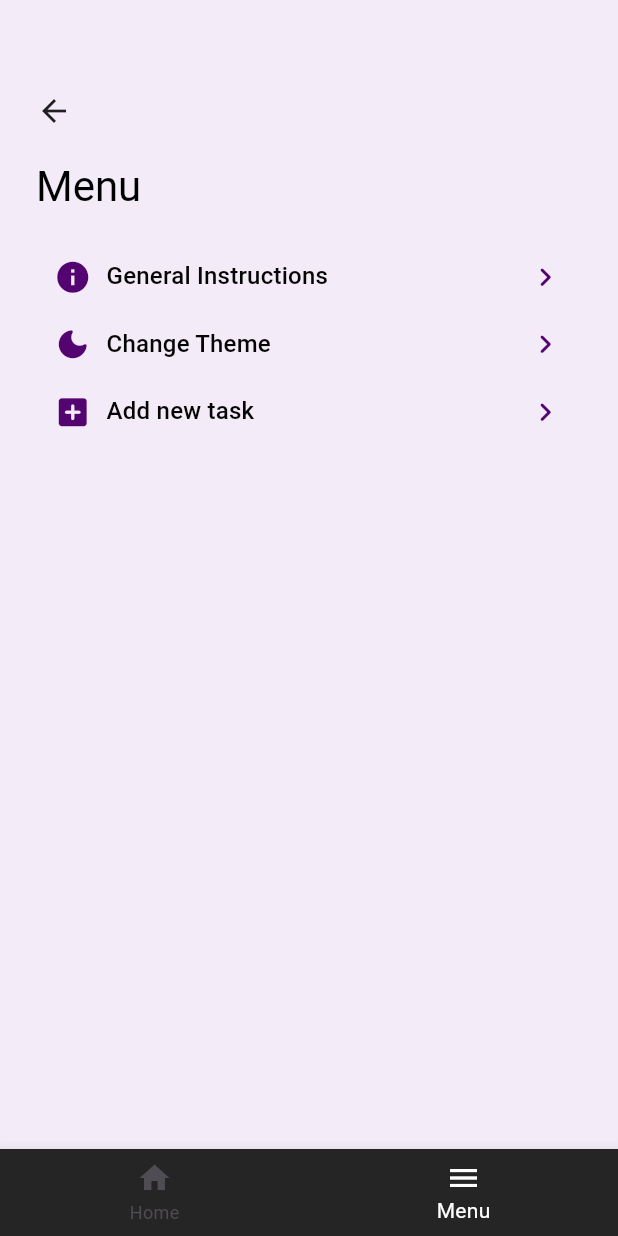
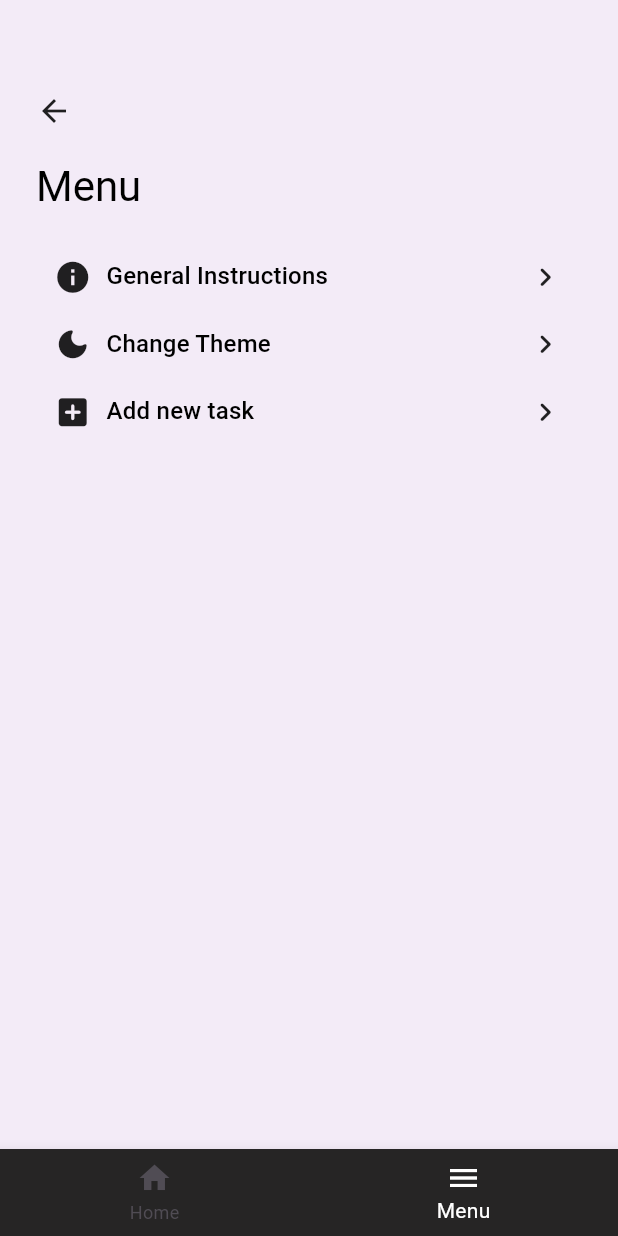
Before and after one commit to Jacksonericd/time_tracking_app, a Flutter app: the screen it shows after launch, item 2 of the bottom bar chosen, on a phone screen of 412 x 824 dp. Run offline on Flutter 3.47's test engine with Material 3 defaults, Android fonts, the phone set to English and light mode, and no system bars; our stand-ins replace dio, dotted_border, flutter_bloc, flutter_offline, kiwi, sqflite; missing offline and left inert: flutter_boardview, flutter_form_bloc; accounts and stored records are empty; network calls fail.

Commit message:
dark mode ui completed

```diff
--- a/lib/core/constants/color_constants.dart
+++ b/lib/core/constants/color_constants.dart
@@ -4,9 +4,10 @@ class ColorConstants {
   static const Color primaryColor = Color(0XFF262525);
   static const Color secondaryColor = Color(0XFFf2eded);
   static const Color lightScaffoldBackgroundColor = Color(0XFFF3EbF7);
-  static const Color darkScaffoldBackgroundColor = Color(0XFF2C292E);
+  static const Color darkScaffoldBackgroundColor = Color(0XFF736565);
   static const Color cardLightColor = Color(0XFFD9CCE0);
-  static const Color cardDarkColor = Color(0XFF4D4652);
+  static const Color cardDarkColor = Color(0XFFf2eded);
+  static const Color darkPrimaryContainerColor = Color(0XFFecebfa);
   static const Color colorWhite = Color(0XFFFFFFFF);
   static const Color colorBlack = Color(0XFF000000);
   static const Color hintColorLight = Color(0XFFb4b3b5);
--- a/lib/presentation/screens/comments/view/view_comments.dart
+++ b/lib/presentation/screens/comments/view/view_comments.dart
@@ -3,7 +3,6 @@ import 'package:flutter_bloc/flutter_bloc.dart';
 import 'package:flutter_form_bloc/flutter_form_bloc.dart';
 import 'package:time_tracking_app/core/constants/color_constants.dart';
 import 'package:time_tracking_app/core/constants/string_constants.dart';
-import 'package:time_tracking_app/core/presentation/widgets/app_button.dart';
 import 'package:time_tracking_app/core/presentation/widgets/bloc_state_widget.dart';
 import 'package:time_tracking_app/core/presentation/widgets/styled_text.dart';
 import 'package:time_tracking_app/core/presentation/widgets/widget_tap.dart';
@@ -61,7 +60,7 @@ class ViewComments extends StatelessWidget {
             padding: const EdgeInsets.symmetric(horizontal: 10, vertical: 10),
             margin: const EdgeInsets.symmetric(vertical: 5),
             decoration: BoxDecoration(
-              color: Theme.of(context).scaffoldBackgroundColor,
+              color: Theme.of(context).primaryColorLight,
               borderRadius: BorderRadius.circular(15.0),
               boxShadow: [
                 BoxShadow(
@@ -77,7 +76,7 @@ class ViewComments extends StatelessWidget {
                 Column(
                   crossAxisAlignment: CrossAxisAlignment.start,
                   children: [
-                    StyledText.titleSmall(comment.content!),
+                    Text(comment.content!, style: Theme.of(context).textTheme.titleSmall),
                     const SizedBox(
                       height: 5,
                     ),
--- a/lib/presentation/screens/dashboard/menu/widgets/menu_item_button.dart
+++ b/lib/presentation/screens/dashboard/menu/widgets/menu_item_button.dart
@@ -17,6 +17,9 @@ class MenuItem extends StatelessWidget {
 
   @override
   Widget build(BuildContext context) {
+    final brightness = MediaQuery.of(context).platformBrightness;
+    bool isDarkMode = brightness == Brightness.dark;
+
     return WidgetTap(
         widget: Container(
           padding: const EdgeInsets.symmetric(horizontal: 12),
@@ -27,18 +30,19 @@ class MenuItem extends StatelessWidget {
                 children: [
                   Icon(
                     menuItemIcon,
-                    color: ColorConstants.buttonGradient,
                     size: 25,
                   ),
                   const SizedBox(
                     width: 10,
                   ),
-                  StyledText.titleMedium(menuItemText),
+                  Text(
+                    menuItemText,
+                    style: Theme.of(context).textTheme.titleMedium,
+                  )
                 ],
               ),
               const Icon(
                 Icons.keyboard_arrow_right_rounded,
-                color: ColorConstants.buttonGradient,
                 size: 25,
               )
             ],
--- a/lib/presentation/screens/dashboard/view/dashboard_tab_view.dart
+++ b/lib/presentation/screens/dashboard/view/dashboard_tab_view.dart
@@ -1,4 +1,5 @@
 import 'package:flutter/material.dart';
+import 'package:time_tracking_app/core/constants/color_constants.dart';
 import 'package:time_tracking_app/core/constants/route_constants.dart';
 import 'package:time_tracking_app/core/constants/string_constants.dart';
 import 'package:time_tracking_app/core/presentation/widgets/app_scaffold.dart';
@@ -27,15 +28,15 @@ class _DashboardTabViewState extends State<DashboardTabView> {
     return AppScaffold(
       scaffoldBody: _selectedIndex == 0 ? DashboardView() : const MenuView(),
       floatingActionButton: _selectedIndex == 0  ? FloatingActionButton(
-        backgroundColor: Theme.of(context).primaryColor,
-        child: const Icon(Icons.add),
+        backgroundColor: Theme.of(context).primaryColorDark,
+        child:  Icon(Icons.add, color:  Theme.of(context).primaryColorLight, ),
         onPressed: () =>
             Navigator.of(context).pushNamed(RouteConstants.addTaskPath),
       ) : null,
       floatingActionButtonLocation: FloatingActionButtonLocation.endFloat,
       bottomNavigationBar: BottomNavigationBar(
         backgroundColor: Theme.of(context).primaryColor,
-        selectedItemColor: Theme.of(context).primaryColorLight,
+        selectedItemColor: ColorConstants.colorWhite,
         unselectedItemColor: Theme.of(context).dividerColor,
         items: const [
           BottomNavigationBarItem(
--- a/lib/presentation/screens/dashboard/widgets/task_summary_card.dart
+++ b/lib/presentation/screens/dashboard/widgets/task_summary_card.dart
@@ -25,8 +25,9 @@ class TaskSummaryCard extends StatelessWidget {
 
     return Container(
       decoration: BoxDecoration(
-          borderRadius: BorderRadius.circular(10.0),
-          color: Theme.of(context).primaryColorLight),
+        borderRadius: BorderRadius.circular(10.0),
+        color: Theme.of(context).colorScheme.primaryContainer,
+      ),
       child: Column(
         children: [
           const SizedBox(
--- a/lib/presentation/theme/app_theme.dart
+++ b/lib/presentation/theme/app_theme.dart
@@ -8,7 +8,7 @@ class CustomThemeData {
     primaryColorDark: ColorConstants.colorBlack,
     primaryColorLight: ColorConstants.colorWhite,
     scaffoldBackgroundColor: ColorConstants.lightScaffoldBackgroundColor,
-    cardColor: ColorConstants.cardLightColor,
+    cardColor: ColorConstants.lightScaffoldBackgroundColor,
     hintColor: ColorConstants.hintColorLight,
     focusColor: ColorConstants.focusColorLight,
     dividerColor: ColorConstants.lighterGrey,
@@ -21,20 +21,20 @@ class CustomThemeData {
     colorScheme: const ColorScheme.light(
       primary: ColorConstants.primaryColor,
       secondary: ColorConstants.secondaryColor,
-      primaryContainer: ColorConstants.cardLightColor,
+      primaryContainer: ColorConstants.colorWhite,
       error: ColorConstants.errorRed,
-      tertiary: ColorConstants.selectionRedColor,
+      tertiary: ColorConstants.lightScaffoldBackgroundColor,
       shadow: ColorConstants.shadowColor,
     ),
   );
 
   static ThemeData darkTheme = ThemeData.dark().copyWith(
     primaryColorDark: ColorConstants.colorWhite,
-    primaryColorLight: ColorConstants.greyColorC3,
+    primaryColorLight: ColorConstants.colorBlack,
     scaffoldBackgroundColor: ColorConstants.darkScaffoldBackgroundColor,
-    cardColor: ColorConstants.cardDarkColor,
+    cardColor: ColorConstants.darkPrimaryContainerColor,
     hintColor: ColorConstants.hintColorDark,
-    focusColor: ColorConstants.focusColorDark,
+    focusColor: ColorConstants.colorBlack,
     dividerColor: ColorConstants.lighterGrey,
     disabledColor: ColorConstants.transparent,
     shadowColor: ColorConstants.greyColorC3,
@@ -42,8 +42,8 @@ class CustomThemeData {
     colorScheme: const ColorScheme.dark(
       primary: ColorConstants.primaryColor,
       secondary: ColorConstants.secondaryColor,
-      primaryContainer: ColorConstants.cardDarkColor,
-      tertiary: ColorConstants.selectionRedColor,
+      primaryContainer: ColorConstants.darkPrimaryContainerColor,
+      tertiary: ColorConstants.colorWhite,
       tertiaryContainer: ColorConstants.colorWhite,
       error: ColorConstants.errorRed,
       shadow: ColorConstants.shadowColor,
```
Also changed, not shown: lib/presentation/screens/dashboard/widgets/dashboard_view.dart (+4 -9 lines), lib/presentation/screens/dashboard/widgets/task_card.dart (+2 -7 lines).
